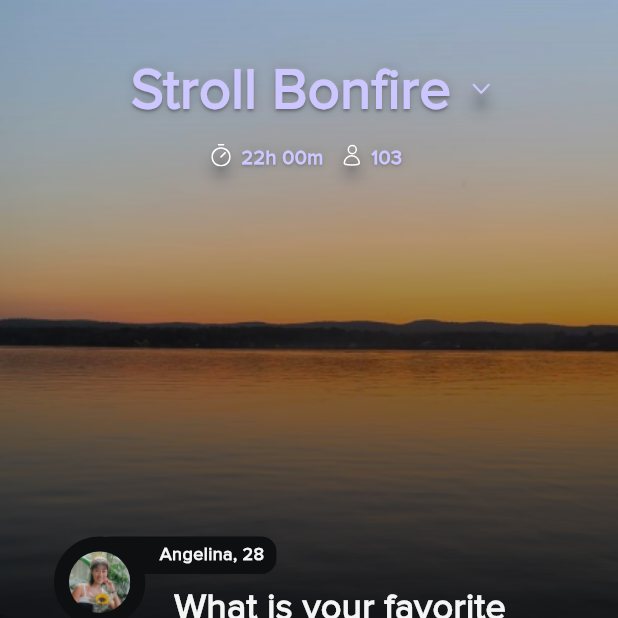
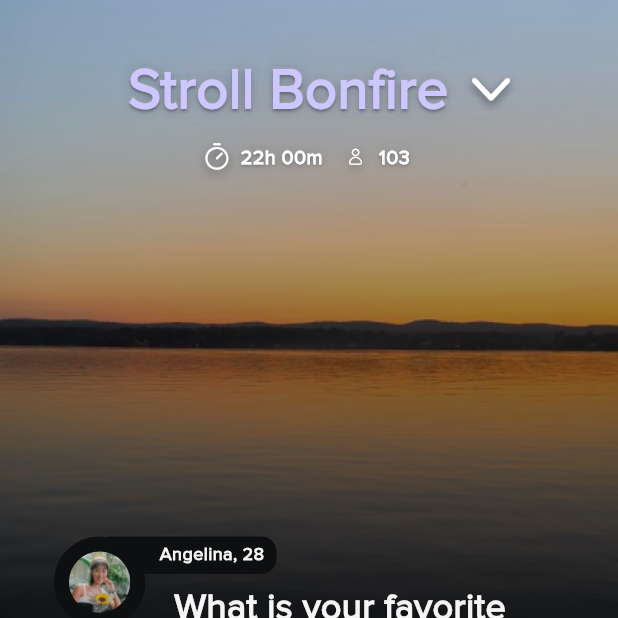
Before and after one commit to PrathamBhavsar/stroll_demo, a Flutter app: the screen it shows after launch, on a phone screen of 412 x 824 dp, the top half of it. Run offline on Flutter 3.47's test engine with Material 3 defaults, Android fonts, the phone set to English and light mode, and no system bars; our stand-ins replace flutter_screenutil, flutter_svg.

Commit message:
added icons

```diff
--- /dev/null
+++ b/lib/constants/app_icons.dart
@@ -0,0 +1,15 @@
+import 'package:flutter/widgets.dart';
+
+class AppIcons {
+  AppIcons._();
+
+  static const _kFontFam = 'icomoon';
+  static const String? _kFontPkg = null;
+
+  static const IconData timer =
+      IconData(0xe901, fontFamily: _kFontFam, fontPackage: _kFontPkg);
+  static const IconData user =
+      IconData(0xe900, fontFamily: _kFontFam, fontPackage: _kFontPkg);
+  static const IconData arrow =
+      IconData(0xe902, fontFamily: _kFontFam, fontPackage: _kFontPkg);
+}
--- a/lib/constants/app_texts.dart
+++ b/lib/constants/app_texts.dart
@@ -25,7 +25,7 @@
   static TextStyle subHeadline = TextStyle(
     fontWeight: FontWeight.w600,
     fontSize: 12.sp,
-    color: AppColors.textHeaderPurple,
+    color: Colors.white,
     shadows: AppColors.titleTextShadows,
   );
 
--- a/lib/views/home/pages/matches/matches_page.dart
+++ b/lib/views/home/pages/matches/matches_page.dart
@@ -1,7 +1,7 @@
 import 'package:flutter/material.dart';
-import 'package:flutter_svg/svg.dart';
+import 'package:flutter_screenutil/flutter_screenutil.dart';
 import 'package:provider/provider.dart';
-import 'package:stroll_demo/constants/app_colors.dart';
+import 'package:stroll_demo/constants/app_icons.dart';
 import 'package:stroll_demo/constants/app_spaces.dart';
 import 'package:stroll_demo/constants/app_texts.dart';
 import 'package:stroll_demo/providers/home_provider.dart';
@@ -36,17 +36,18 @@
                         ),
                       ),
                       AppSpaces.gapW(10),
-                      Material(
-                        type: MaterialType.circle,
-                        elevation: 4,
-                        animationDuration: const Duration(milliseconds: 500),
-                        shadowColor: AppColors.accentColor.withOpacity(0.7),
-                        color: Colors.transparent,
-                        child: Padding(
-                          padding: const EdgeInsets.only(bottom: 2),
-                          child: SvgPicture.asset(
-                              'assets/icons/dropdown_arrow.svg'),
-                        ),
+                      Icon(
+                        AppIcons.arrow,
+                        size: 16.sp,
+                        color: Colors.white,
+                        shadows: [
+                          BoxShadow(
+                            color: Colors.black.withOpacity(0.5),
+                            spreadRadius: 5,
+                            blurRadius: 7,
+                            offset: const Offset(0, 3),
+                          ),
+                        ],
                       ),
                     ],
                   ),
@@ -57,21 +58,22 @@
                     children: [
                       Row(
                         children: [
-                          Material(
-                            type: MaterialType.circle,
-                            elevation: 4,
-                            animationDuration:
-                                const Duration(milliseconds: 500),
-                            shadowColor: AppColors.accentColor.withOpacity(0.7),
-                            color: Colors.transparent,
-                            child: Padding(
-                              padding: const EdgeInsets.only(bottom: 2),
-                              child: SvgPicture.asset('assets/icons/timer.svg'),
-                            ),
+                          Icon(
+                            AppIcons.timer,
+                            size: 16.sp,
+                            color: Colors.white,
+                            shadows: [
+                              BoxShadow(
+                                color: Colors.black.withOpacity(0.5),
+                                spreadRadius: 5,
+                                blurRadius: 7,
+                                offset: const Offset(0, 3),
+                              ),
+                            ],
                           ),
                           AppSpaces.gapW(4),
                           Padding(
-                            padding: const EdgeInsets.all(3.0),
+                            padding: const EdgeInsets.all(3),
                             child: Text(
                               '22h 00m',
                               style: AppTexts.subHeadline,
@@ -82,18 +84,18 @@
                       AppSpaces.gapW(10),
                       Row(
                         children: [
-                          Material(
-                            type: MaterialType.circle,
-                            elevation: 4,
-                            animationDuration:
-                                const Duration(milliseconds: 500),
-                            shadowColor: AppColors.accentColor.withOpacity(0.7),
-                            color: Colors.transparent,
-                            child: Padding(
-                              padding: const EdgeInsets.only(bottom: 2),
-                              child: SvgPicture.asset(
-                                  'assets/icons/profile_light.svg'),
-                            ),
+                          Icon(
+                            AppIcons.user,
+                            size: 16.sp,
+                            color: Colors.white,
+                            shadows: [
+                              BoxShadow(
+                                color: Colors.black.withOpacity(0.5),
+                                spreadRadius: 5,
+                                blurRadius: 7,
+                                offset: const Offset(0, 3),
+                              ),
+                            ],
                           ),
                           AppSpaces.gapW(4),
                           Padding(
--- a/pubspec.yaml
+++ b/pubspec.yaml
@@ -38,6 +38,9 @@
   flutter_svg: ^2.0.17
   provider: ^6.1.2
   flutter_screenutil: ^5.9.3
+  drop_shadow_image: ^0.9.1
+  fluttericon: ^2.0.0
+  icon_font_generator: ^4.0.0
 
 dev_dependencies:
   flutter_test:
@@ -84,6 +87,9 @@
           style: normal
         - asset: assets/fonts/ProximaNova-RegularIt.ttf
           style: italic
+    - family: icomoon
+      fonts:
+       - asset: assets/fonts/icomoon.ttf
 
   # For details regarding fonts from package dependencies,
   # see https://flutter.dev/to/font-from-package
```
Also changed, not shown: assets/icons/custom/config.json (added, +38 -0 lines), assets/fonts/icomoon.ttf (added), pubspec.lock.
